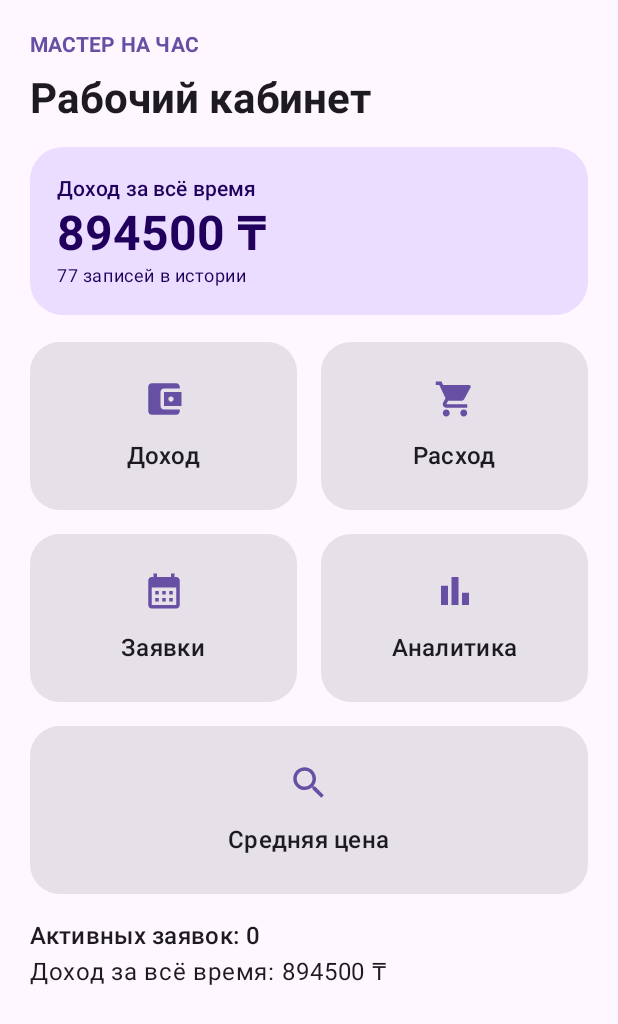
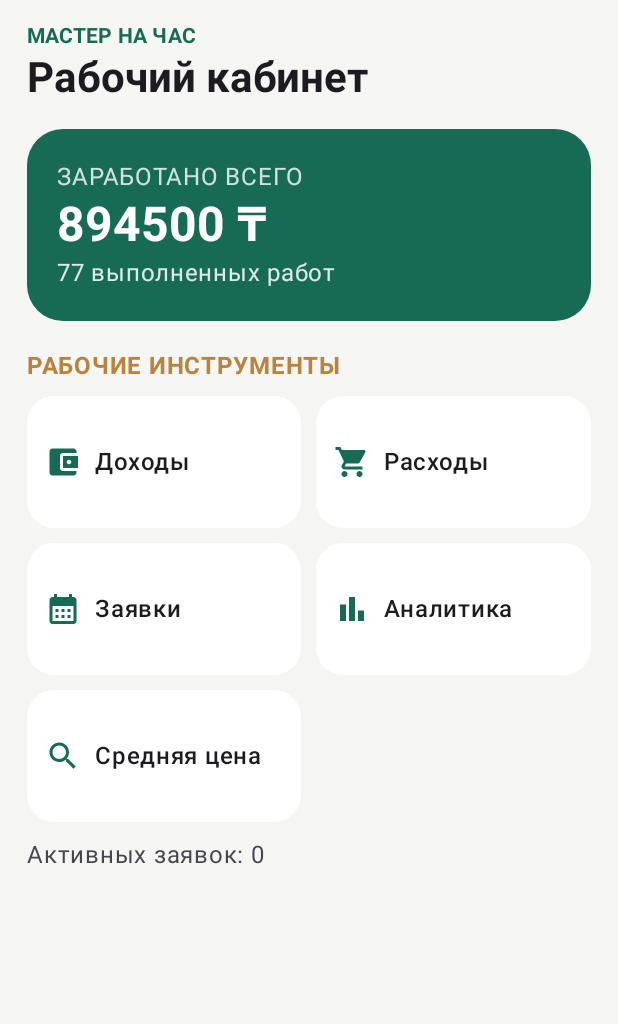
Before and after one commit to antopolasss/master-na-chas-app, an Android app built with Jetpack Compose: the screen it shows after launch (MainActivity), on a phone screen of 412 x 824 dp. Shown: the top 1024 px of the screen. Run offline under Robolectric (Android 15) with nearby library versions, the phone set to English and light mode, and no system bars; our stand-ins replace Room's generated code.

Commit message:
Redesign income and expense ledger by day

```diff
--- a/app/src/main/java/com/master/hour/MainActivity.kt
+++ b/app/src/main/java/com/master/hour/MainActivity.kt
@@ -70,100 +70,144 @@ private data class HomeAction(val title: String, val icon: ImageVector, val key:
 
 @Composable
 fun MasterApp(dao: EntryDao) {
-    val context = LocalContext.current
-    LaunchedEffect(Unit) { importHistoricalData(context, dao) }
-    var page by remember { mutableStateOf("home") }
-    var showAdd by remember { mutableStateOf(false) }
-    val scope = rememberCoroutineScope()
-    val requests by dao.observe("request").collectAsState(initial = emptyList())
-    val incomes by dao.observe("income").collectAsState(initial = emptyList())
-    val expenses by dao.observe("expense").collectAsState(initial = emptyList())
-    val all by dao.observeAll().collectAsState(initial = emptyList())
-    val actions = listOf(
-        HomeAction("Доход", Icons.Default.AccountBalanceWallet, "income"),
-        HomeAction("Расход", Icons.Default.ShoppingCart, "expense"),
-        HomeAction("Заявки", Icons.Default.CalendarMonth, "request"),
-        HomeAction("Аналитика", Icons.Default.BarChart, "info"),
-        HomeAction("Средняя цена", Icons.Default.Search, "prices")
-    )
-    val titles = mapOf("income" to "Доход", "expense" to "Расход", "request" to "Заявки", "info" to "Аналитика", "prices" to "Средняя цена")
-    Scaffold { padding ->
-        Column(Modifier.fillMaxSize().padding(padding).padding(20.dp)) {
-            if (page == "home") {
-                Text("МАСТЕР НА ЧАС", style = MaterialTheme.typography.labelLarge, color = MaterialTheme.colorScheme.primary, fontWeight = FontWeight.Bold)
-                Spacer(Modifier.height(8.dp))
-                Text("Рабочий кабинет", style = MaterialTheme.typography.headlineMedium, fontWeight = FontWeight.Bold)
-                Spacer(Modifier.height(14.dp))
-                Card(Modifier.fillMaxWidth(), shape = RoundedCornerShape(22.dp), colors = CardDefaults.cardColors(containerColor = MaterialTheme.colorScheme.primaryContainer)) {
-                    Column(Modifier.padding(18.dp)) {
-                        Text("Доход за всё время", style = MaterialTheme.typography.labelLarge)
-                        Text("${incomes.sumOf { it.amount }} ₸", style = MaterialTheme.typography.headlineLarge, fontWeight = FontWeight.Bold)
-                        Text("${incomes.size} записей в истории", style = MaterialTheme.typography.bodySmall)
+    val context=LocalContext.current
+    LaunchedEffect(Unit){importHistoricalData(context,dao)}
+    var page by remember{mutableStateOf("home")}
+    var showAdd by remember{mutableStateOf(false)}
+    var showPicker by remember{mutableStateOf(false)}
+    val scope=rememberCoroutineScope()
+    val requests by dao.observe("request").collectAsState(initial=emptyList())
+    val incomes by dao.observe("income").collectAsState(initial=emptyList())
+    val expenses by dao.observe("expense").collectAsState(initial=emptyList())
+    val all by dao.observeAll().collectAsState(initial=emptyList())
+    val actions=listOf(HomeAction("Доходы",Icons.Default.AccountBalanceWallet,"income"),HomeAction("Расходы",Icons.Default.ShoppingCart,"expense"),HomeAction("Заявки",Icons.Default.CalendarMonth,"request"),HomeAction("Аналитика",Icons.Default.BarChart,"info"),HomeAction("Средняя цена",Icons.Default.Search,"prices"))
+    val titles=mapOf("income" to "Доходы","expense" to "Расходы","request" to "Заявки","info" to "Аналитика","prices" to "Средняя цена")
+    MaterialTheme(colorScheme=lightColorScheme(primary=Color(0xFF176B55),onPrimary=Color.White,primaryContainer=Color(0xFFDCEFE7),secondary=Color(0xFFB7833F),background=Color(0xFFF5F6F3),surface=Color.White)){
+        Scaffold(containerColor=MaterialTheme.colorScheme.background){padding->
+            Column(Modifier.fillMaxSize().padding(padding).padding(horizontal=18.dp,vertical=14.dp)){
+                if(page=="home"){
+                    Text("МАСТЕР НА ЧАС",style=MaterialTheme.typography.labelLarge,color=MaterialTheme.colorScheme.primary,fontWeight=FontWeight.Bold)
+                    Text("Рабочий кабинет",style=MaterialTheme.typography.headlineMedium,fontWeight=FontWeight.Bold)
+                    Spacer(Modifier.height(16.dp))
+                    Card(Modifier.fillMaxWidth(),shape=RoundedCornerShape(24.dp),colors=CardDefaults.cardColors(containerColor=Color(0xFF176B55))){
+                        Column(Modifier.padding(20.dp)){
+                            Text("ЗАРАБОТАНО ВСЕГО",color=Color.White.copy(alpha=.8f))
+                            Text(incomes.sumOf{it.amount}.toString()+" ₸",color=Color.White,style=MaterialTheme.typography.headlineLarge,fontWeight=FontWeight.Bold)
+                            Text(incomes.size.toString()+" выполненных работ",color=Color.White.copy(alpha=.85f))
+                        }
                     }
-                }
-                Spacer(Modifier.height(18.dp))
-                actions.chunked(2).forEach { pair ->
-                    Row(horizontalArrangement = Arrangement.spacedBy(16.dp), modifier = Modifier.padding(bottom = 16.dp)) {
-                        pair.forEach { action ->
-                            Card(Modifier.weight(1f).height(112.dp).clickable { page = action.key }, shape = RoundedCornerShape(20.dp)) {
-                                Column(Modifier.fillMaxSize(), horizontalAlignment = Alignment.CenterHorizontally, verticalArrangement = Arrangement.Center) {
-                                    Icon(action.icon, null, Modifier.size(28.dp), tint = MaterialTheme.colorScheme.primary)
-                                    Spacer(Modifier.height(12.dp))
-                                    Text(action.title, style = MaterialTheme.typography.titleMedium, fontWeight = FontWeight.SemiBold)
+                    Spacer(Modifier.height(18.dp))
+                    Text("РАБОЧИЕ ИНСТРУМЕНТЫ",color=MaterialTheme.colorScheme.secondary,fontWeight=FontWeight.Bold)
+                    Spacer(Modifier.height(8.dp))
+                    actions.chunked(2).forEach{pair->
+                        Row(horizontalArrangement=Arrangement.spacedBy(10.dp),modifier=Modifier.padding(bottom=10.dp)){
+                            pair.forEach{action->
+                                Card(Modifier.weight(1f).height(88.dp).clickable{page=action.key},shape=RoundedCornerShape(18.dp),colors=CardDefaults.cardColors(containerColor=Color.White)){
+                                    Row(Modifier.fillMaxSize().padding(12.dp),verticalAlignment=Alignment.CenterVertically,horizontalArrangement=Arrangement.spacedBy(9.dp)){
+                                        Icon(action.icon,null,tint=MaterialTheme.colorScheme.primary,modifier=Modifier.size(24.dp))
+                                        Text(action.title,fontWeight=FontWeight.SemiBold)
+                                    }
                                 }
                             }
+                            if(pair.size==1)Spacer(Modifier.weight(1f))
                         }
                     }
-                }
-                Text("Активных заявок: ${requests.size}", style = MaterialTheme.typography.titleMedium)
-                Text("Доход за всё время: ${incomes.sumOf { it.amount }} ₸")
-            } else {
-                Row(verticalAlignment = Alignment.CenterVertically) {
-                    IconButton(onClick = { page = "home" }) { Icon(Icons.Default.ArrowBack, "Назад") }
-                    Text(titles[page] ?: "", style = MaterialTheme.typography.headlineSmall)
-                    Spacer(Modifier.weight(1f))
-                    if (page != "info") IconButton(onClick = { showAdd = true }) { Icon(Icons.Default.Add, "Добавить") }
-                }
-                Spacer(Modifier.height(12.dp))
-                when (page) {
-                    "request" -> EntryList(requests, true, onDone = { item -> scope.launch { dao.completeRequest(item.id) } }, onDelete = { item -> scope.launch { dao.delete(item) } })
-                    "income" -> EntryList(incomes, false, onDelete = { item -> scope.launch { dao.delete(item) } })
-                    "expense" -> EntryList(expenses, false, onDelete = { item -> scope.launch { dao.delete(item) } })
-                    "info" -> InfoScreen(incomes, expenses, requests, all)
-                    "prices" -> PriceSearchScreen(incomes)
+                    Text("Активных заявок: "+requests.size,color=MaterialTheme.colorScheme.onSurfaceVariant)
+                }else{
+                    Row(verticalAlignment=Alignment.CenterVertically){
+                        IconButton(onClick={page="home"}){Icon(Icons.Default.ArrowBack,"Назад")}
+                        Text(titles[page] ?: "",style=MaterialTheme.typography.headlineSmall,fontWeight=FontWeight.Bold)
+                    }
+                    Spacer(Modifier.height(8.dp))
+                    when(page){
+                        "income"->DayLedger(incomes,true,{showAdd=true},{showPicker=true},{item->scope.launch{dao.delete(item)}})
+                        "expense"->DayLedger(expenses,false,{showAdd=true},{},{item->scope.launch{dao.delete(item)}})
+                        "request"->EntryList(requests,true,onDone={item->scope.launch{dao.completeRequest(item.id)}},onDelete={item->scope.launch{dao.delete(item)}})
+                        "info"->InfoScreen(incomes,expenses,requests,all)
+                        "prices"->PriceSearchScreen(incomes)
+                    }
                 }
             }
         }
-    }
-    if (showAdd) {
-        val type = page
-        AddEntryDialog(type, onDismiss = { showAdd = false }, onSave = { title, address, amount, note ->
-            scope.launch { dao.insert(Entry(type = type, title = title, address = address, amount = amount, note = note)) }
-            showAdd = false
-        })
+        if(showAdd){
+            val type=page
+            AddEntryDialog(type,{showAdd=false},{title,address,amount,note->
+                scope.launch{dao.insert(Entry(type=type,title=title,address=address,amount=amount,note=note))}
+                showAdd=false
+            })
+        }
+        if(showPicker)AlertDialog(onDismissRequest={showPicker=false},title={Text("Активные заявки")},text={
+            if(requests.isEmpty())Text("Активных заявок пока нет")
+            else LazyColumn{items(requests,key={it.id}){item->
+                Row(Modifier.fillMaxWidth().clickable{scope.launch{dao.completeRequest(item.id);showPicker=false}}.padding(vertical=10.dp),verticalAlignment=Alignment.CenterVertically){
+                    Column(Modifier.weight(1f)){Text(item.title,fontWeight=FontWeight.SemiBold);if(item.address.isNotBlank())Text(item.address,style=MaterialTheme.typography.bodySmall)}
+                    Text(item.amount.toString()+" ₸",fontWeight=FontWeight.Bold)
+                    Icon(Icons.Default.ChevronRight,null)
+                }
+                HorizontalDivider()
+            }}
+        },confirmButton={TextButton(onClick={showPicker=false}){Text("Закрыть")}})
     }
 }
 
 @Composable
-fun EntryList(entries: List<Entry>, isRequest: Boolean, onDone: (Entry) -> Unit = {}, onDelete: (Entry) -> Unit) {
-    if (entries.isEmpty()) Box(Modifier.fillMaxSize(), contentAlignment = Alignment.Center) { Text("Пока записей нет") }
-    else LazyColumn(verticalArrangement = Arrangement.spacedBy(10.dp)) {
-        items(entries, key = { it.id }) { item ->
-            Card {
-                Column(Modifier.fillMaxWidth().padding(16.dp)) {
-                    Text(item.title, style = MaterialTheme.typography.titleMedium)
-                    if (item.address.isNotBlank()) Text(item.address)
-                    Text("${item.amount} ₸", style = MaterialTheme.typography.titleLarge)
-                    if (item.note.isNotBlank()) Text(item.note)
-                    Text(formatEntryDate(item.createdAt), style = MaterialTheme.typography.labelSmall)
-                    Row(horizontalArrangement = Arrangement.spacedBy(8.dp)) {
-                        if (isRequest) TextButton(onClick = { onDone(item) }) { Text("✓ Выполнено, в доход") }
-                        TextButton(onClick = { onDelete(item) }) { Text("Удалить") }
+fun DayLedger(entries:List<Entry>,isIncome:Boolean,onAdd:()->Unit,onPick:()->Unit,onDelete:(Entry)->Unit){
+    val days=(0..20).map{offset->java.util.Calendar.getInstance().apply{
+        add(java.util.Calendar.DAY_OF_YEAR,-offset)
+        set(java.util.Calendar.HOUR_OF_DAY,0);set(java.util.Calendar.MINUTE,0);set(java.util.Calendar.SECOND,0);set(java.util.Calendar.MILLISECOND,0)
+    }.timeInMillis}
+    Column(Modifier.fillMaxSize()){
+        Row(horizontalArrangement=Arrangement.spacedBy(8.dp)){
+            Button(onClick=onAdd,modifier=Modifier.weight(1f),shape=RoundedCornerShape(14.dp)){Icon(Icons.Default.Add,null);Text("Новая запись")}
+            if(isIncome)OutlinedButton(onClick=onPick,modifier=Modifier.weight(1f),shape=RoundedCornerShape(14.dp)){Icon(Icons.Default.Checklist,null);Text("Выбрать заявки")}
+        }
+        Spacer(Modifier.height(13.dp))
+        Text("ИСТОРИЯ · ПО ДНЯМ",style=MaterialTheme.typography.labelMedium,color=MaterialTheme.colorScheme.secondary,fontWeight=FontWeight.Bold)
+        Spacer(Modifier.height(7.dp))
+        LazyColumn(verticalArrangement=Arrangement.spacedBy(7.dp)){
+            items(days,key={it}){day->
+                val cal=java.util.Calendar.getInstance().apply{timeInMillis=day}
+                val dayEntries=entries.filter{it.createdAt>=day&&it.createdAt<day+86400000L}
+                Card(shape=RoundedCornerShape(14.dp),colors=CardDefaults.cardColors(containerColor=Color.White)){
+                    Row(Modifier.fillMaxWidth().padding(horizontal=11.dp,vertical=9.dp),verticalAlignment=Alignment.CenterVertically){
+                        Column(Modifier.width(48.dp)){
+                            Text(SimpleDateFormat("dd.MM",Locale("ru")).format(Date(day)),fontWeight=FontWeight.Bold)
+                            Text(listOf("вс","пн","вт","ср","чт","пт","сб")[cal.get(java.util.Calendar.DAY_OF_WEEK)-1],style=MaterialTheme.typography.labelSmall,color=MaterialTheme.colorScheme.onSurfaceVariant)
+                        }
+                        Column(Modifier.weight(1f),verticalArrangement=Arrangement.spacedBy(2.dp)){
+                            if(dayEntries.isEmpty())Text("Нет записей",style=MaterialTheme.typography.bodySmall,color=MaterialTheme.colorScheme.onSurfaceVariant)
+                            else dayEntries.forEach{item->
+                                Row(verticalAlignment=Alignment.CenterVertically){
+                                    Text("• ",color=MaterialTheme.colorScheme.primary)
+                                    Text(item.title,modifier=Modifier.weight(1f),maxLines=1,style=MaterialTheme.typography.bodyMedium)
+                                    IconButton(onClick={onDelete(item)},modifier=Modifier.size(25.dp)){Icon(Icons.Default.Close,"Удалить",modifier=Modifier.size(14.dp))}
+                                }
+                            }
+                        }
+                        Spacer(Modifier.width(5.dp))
+                        Text(if(dayEntries.isEmpty())"—" else dayEntries.sumOf{it.amount}.toString()+" ₸",fontWeight=FontWeight.Bold,color=MaterialTheme.colorScheme.primary,style=MaterialTheme.typography.labelLarge)
                     }
                 }
             }
         }
     }
+}
+
+@Composable
+fun EntryList(entries:List<Entry>,isRequest:Boolean,onDone:(Entry)->Unit={},onDelete:(Entry)->Unit){
+    if(entries.isEmpty())Box(Modifier.fillMaxSize(),contentAlignment=Alignment.Center){Text("Пока записей нет")}
+    else LazyColumn(verticalArrangement=Arrangement.spacedBy(9.dp)){items(entries,key={it.id}){item->
+        Card(shape=RoundedCornerShape(16.dp),colors=CardDefaults.cardColors(containerColor=Color.White)){
+            Column(Modifier.fillMaxWidth().padding(15.dp)){
+                Text(item.title,style=MaterialTheme.typography.titleMedium,fontWeight=FontWeight.SemiBold)
+                if(item.address.isNotBlank())Text(item.address,color=MaterialTheme.colorScheme.onSurfaceVariant)
+                Text(item.amount.toString()+" ₸",style=MaterialTheme.typography.titleLarge,fontWeight=FontWeight.Bold,color=MaterialTheme.colorScheme.primary)
+                if(item.note.isNotBlank())Text(item.note)
+                Text(formatEntryDate(item.createdAt),style=MaterialTheme.typography.labelSmall)
+                Row{if(isRequest)TextButton(onClick={onDone(item)}){Text("✓ Выполнено, в доход")};TextButton(onClick={onDelete(item)}){Text("Удалить")}}
+            }
+        }
+    }}
 }
 
 @Composable
```
